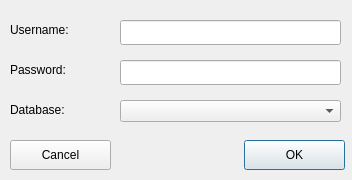
Before: the Qt Designer form trunk/ui/loginfrm.ui in BackupTheBerlios/first4-svn, drawn with Qt 5.
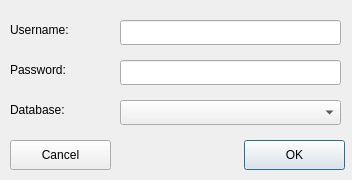
After: the same form once the commit is applied. Icons and pictures are not drawn.

What changed in the file:
```diff
--- a/trunk/ui/loginfrm.ui
+++ b/trunk/ui/loginfrm.ui
@@ -107,7 +107,7 @@
      <x>120</x>
      <y>100</y>
      <width>221</width>
-     <height>22</height>
+     <height>25</height>
     </rect>
    </property>
   </widget>
```
Left out of the diff: 2 changed lines with no effect on the pictures.
